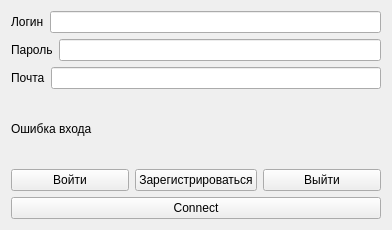
xxDRV/TaMoP, file authform.ui: the form before one commit.
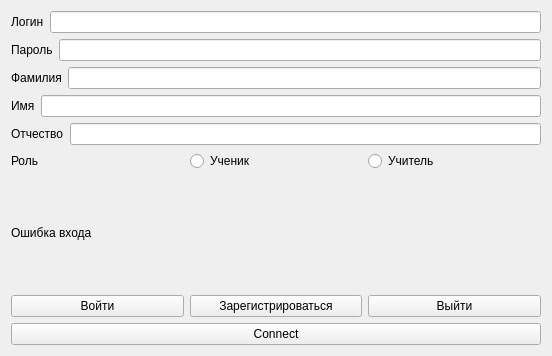
The form after the commit.

```diff
--- a/authform.ui
+++ b/authform.ui
@@ -6,22 +6,15 @@
    <rect>
     <x>0</x>
     <y>0</y>
-    <width>392</width>
-    <height>230</height>
+    <width>552</width>
+    <height>356</height>
    </rect>
   </property>
   <property name="windowTitle">
    <string>Form</string>
   </property>
-  <layout class="QGridLayout" name="gridLayout">
-   <item row="2" column="0">
-    <widget class="QPushButton" name="pushButton">
-     <property name="text">
-      <string>Connect</string>
-     </property>
-    </widget>
-   </item>
-   <item row="1" column="0">
+  <layout class="QVBoxLayout" name="verticalLayout">
+   <item>
     <layout class="QVBoxLayout" name="verticalLayout_2">
      <item>
       <layout class="QHBoxLayout" name="horizontalLayout_2">
@@ -56,12 +49,65 @@
        <item>
         <widget class="QLabel" name="email">
          <property name="text">
-          <string>Почта</string>
+          <string>Фамилия</string>
          </property>
         </widget>
        </item>
        <item>
-        <widget class="QLineEdit" name="email_2"/>
+        <widget class="QLineEdit" name="surname_2"/>
+       </item>
+      </layout>
+     </item>
+     <item>
+      <layout class="QHBoxLayout" name="firstname_lay">
+       <item>
+        <widget class="QLabel" name="firstname">
+         <property name="text">
+          <string>Имя</string>
+         </property>
+        </widget>
+       </item>
+       <item>
+        <widget class="QLineEdit" name="firstname_2"/>
+       </item>
+      </layout>
+     </item>
+     <item>
+      <layout class="QHBoxLayout" name="horizontalLayout_5">
+       <item>
+        <widget class="QLabel" name="second_name">
+         <property name="text">
+          <string>Отчество</string>
+         </property>
+        </widget>
+       </item>
+       <item>
+        <widget class="QLineEdit" name="second_name_2"/>
+       </item>
+      </layout>
+     </item>
+     <item>
+      <layout class="QHBoxLayout" name="horizontalLayout_6">
+       <item>
+        <widget class="QLabel" name="role">
+         <property name="text">
+          <string>Роль</string>
+         </property>
+        </widget>
+       </item>
+       <item>
+        <widget class="QRadioButton" name="student">
+         <property name="text">
+          <string>Ученик</string>
+         </property>
+        </widget>
+       </item>
+       <item>
+        <widget class="QRadioButton" name="teacher">
+         <property name="text">
+          <string>Учитель</string>
+         </property>
+        </widget>
        </item>
       </layout>
      </item>
@@ -99,6 +145,13 @@
      </item>
     </layout>
    </item>
+   <item>
+    <widget class="QPushButton" name="pushButton">
+     <property name="text">
+      <string>Connect</string>
+     </property>
+    </widget>
+   </item>
   </layout>
  </widget>
  <resources/>
```
Left out of the diff: 4 changed lines with no effect on the pictures.
